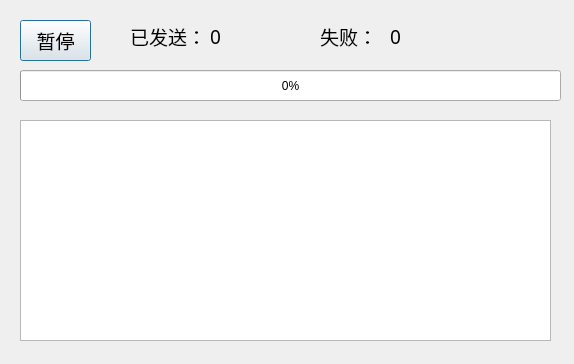
First picture: the form in ui_progress.ui, repository oliverhust/SendMail, before the edit.
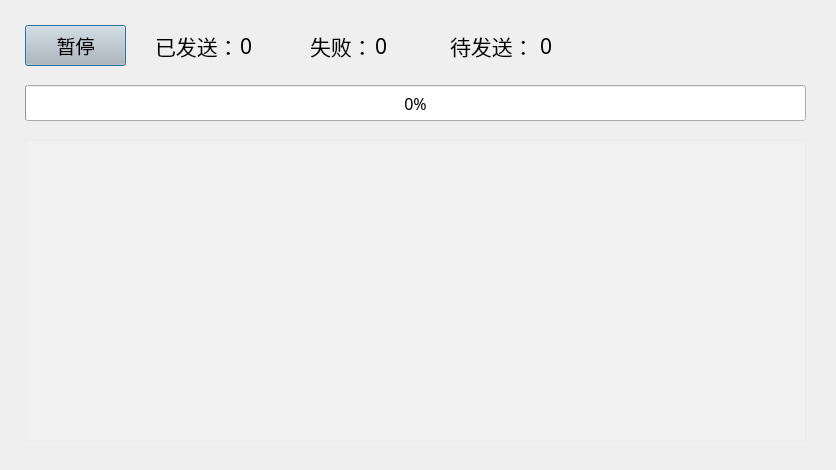
Second picture: the form after the edit. Icons and pictures are not drawn.

What changed in the file:
```diff
--- a/ui_progress.ui
+++ b/ui_progress.ui
@@ -6,19 +6,34 @@
    <rect>
     <x>0</x>
     <y>0</y>
-    <width>574</width>
-    <height>364</height>
+    <width>836</width>
+    <height>470</height>
    </rect>
   </property>
+  <property name="font">
+   <font>
+    <family>Arial</family>
+    <pointsize>10</pointsize>
+   </font>
+  </property>
   <property name="windowTitle">
    <string>发送进度</string>
   </property>
+  <property name="toolTip">
+   <string/>
+  </property>
+  <property name="styleSheet">
+   <string notr="true">#Dialog_Progress {
+	
+	border-image: url(:/background/pic/back/lan.jpg);
+}</string>
+  </property>
   <widget class="QPushButton" name="pushButton">
    <property name="geometry">
     <rect>
-     <x>20</x>
-     <y>20</y>
-     <width>71</width>
+     <x>25</x>
+     <y>25</y>
+     <width>101</width>
      <height>41</height>
     </rect>
    </property>
@@ -28,6 +43,13 @@
      <pointsize>14</pointsize>
     </font>
    </property>
+   <property name="toolTip">
+    <string>&lt;html&gt;&lt;head/&gt;&lt;body&gt;&lt;p&gt;&lt;span style=&quot; font-size:11pt;&quot;&gt;如果需要修改发送信息可以随时暂停，返回主界面修改后再次点击开始。已发送的邮件不会重复发送&lt;/span&gt;&lt;/p&gt;&lt;/body&gt;&lt;/html&gt;</string>
+   </property>
+   <property name="styleSheet">
+    <string notr="true">background-color: rgba(190, 190, 190, 120);
+</string>
+   </property>
    <property name="text">
     <string>暂停</string>
    </property>
@@ -35,12 +57,24 @@
   <widget class="QProgressBar" name="progressBar">
    <property name="geometry">
     <rect>
-     <x>20</x>
-     <y>70</y>
-     <width>541</width>
-     <height>31</height>
+     <x>25</x>
+     <y>85</y>
+     <width>781</width>
+     <height>36</height>
     </rect>
    </property>
+   <property name="font">
+    <font>
+     <family>Agency FB</family>
+     <pointsize>12</pointsize>
+    </font>
+   </property>
+   <property name="toolTip">
+    <string>&lt;html&gt;&lt;head/&gt;&lt;body&gt;&lt;p&gt;&lt;span style=&quot; font-size:11pt;&quot;&gt;如果需要修改发送信息可以随时暂停，返回主界面修改后再次点击开始。已发送的邮件不会重复发送&lt;/span&gt;&lt;/p&gt;&lt;/body&gt;&lt;/html&gt;</string>
+   </property>
+   <property name="styleSheet">
+    <string notr="true"/>
+   </property>
    <property name="value">
     <number>0</number>
    </property>
@@ -48,26 +82,51 @@
   <widget class="QTextEdit" name="textEdit">
    <property name="geometry">
     <rect>
-     <x>20</x>
-     <y>120</y>
-     <width>531</width>
-     <height>221</height>
+     <x>25</x>
+     <y>140</y>
+     <width>781</width>
+     <height>301</height>
     </rect>
    </property>
+   <property name="font">
+    <font>
+     <family>Malgun Gothic Semilight</family>
+     <pointsize>12</pointsize>
+    </font>
+   </property>
+   <property name="toolTip">
+    <string>&lt;html&gt;&lt;head/&gt;&lt;body&gt;&lt;p&gt;&lt;span style=&quot; font-size:11pt;&quot;&gt;如果需要修改发送信息可以随时暂停，返回主界面修改后再次点击开始。已发送的邮件不会重复发送&lt;/span&gt;&lt;/p&gt;&lt;/body&gt;&lt;/html&gt;</string>
+   </property>
+   <property name="styleSheet">
+    <string notr="true">background-color: rgba(255, 255, 255, 30);</string>
+   </property>
+   <property name="frameShadow">
+    <enum>QFrame::Sunken</enum>
+   </property>
+   <property name="html">
+    <string>&lt;!DOCTYPE HTML PUBLIC &quot;-//W3C//DTD HTML 4.0//EN&quot; &quot;http://www.w3.org/TR/REC-html40/strict.dtd&quot;&gt;
+&lt;html&gt;&lt;head&gt;&lt;meta name=&quot;qrichtext&quot; content=&quot;1&quot; /&gt;&lt;style type=&quot;text/css&quot;&gt;
+p, li { white-space: pre-wrap; }
+&lt;/style&gt;&lt;/head&gt;&lt;body style=&quot; font-family:'Malgun Gothic Semilight'; font-size:12pt; font-weight:400; font-style:normal;&quot;&gt;
+&lt;p style=&quot;-qt-paragraph-type:empty; margin-top:0px; margin-bottom:0px; margin-left:0px; margin-right:0px; -qt-block-indent:0; text-indent:0px;&quot;&gt;&lt;br /&gt;&lt;/p&gt;&lt;/body&gt;&lt;/html&gt;</string>
+   </property>
+   <property name="textInteractionFlags">
+    <set>Qt::TextSelectableByKeyboard|Qt::TextSelectableByMouse</set>
+   </property>
   </widget>
   <widget class="QLabel" name="label_5">
    <property name="geometry">
     <rect>
-     <x>130</x>
-     <y>20</y>
+     <x>155</x>
+     <y>30</y>
      <width>81</width>
      <height>32</height>
     </rect>
    </property>
    <property name="font">
     <font>
-     <family>Malgun Gothic Semilight</family>
-     <pointsize>14</pointsize>
+     <family>Microsoft YaHei UI Light</family>
+     <pointsize>16</pointsize>
     </font>
    </property>
    <property name="text">
@@ -77,16 +136,16 @@
   <widget class="QLabel" name="label_6">
    <property name="geometry">
     <rect>
-     <x>320</x>
-     <y>20</y>
-     <width>81</width>
+     <x>310</x>
+     <y>30</y>
+     <width>66</width>
      <height>32</height>
     </rect>
    </property>
    <property name="font">
     <font>
-     <family>Malgun Gothic Semilight</family>
-     <pointsize>14</pointsize>
+     <family>Microsoft YaHei UI Light</family>
+     <pointsize>16</pointsize>
     </font>
    </property>
    <property name="text">
@@ -96,16 +155,16 @@
   <widget class="QLabel" name="label_has_sent">
    <property name="geometry">
     <rect>
-     <x>210</x>
-     <y>20</y>
-     <width>81</width>
+     <x>240</x>
+     <y>30</y>
+     <width>66</width>
      <height>32</height>
     </rect>
    </property>
    <property name="font">
     <font>
-     <family>Malgun Gothic Semilight</family>
-     <pointsize>14</pointsize>
+     <family>Microsoft YaHei UI Light</family>
+     <pointsize>16</pointsize>
     </font>
    </property>
    <property name="text">
@@ -115,22 +174,60 @@
   <widget class="QLabel" name="label_failed_sent">
    <property name="geometry">
     <rect>
-     <x>390</x>
-     <y>20</y>
+     <x>375</x>
+     <y>30</y>
+     <width>66</width>
+     <height>32</height>
+    </rect>
+   </property>
+   <property name="font">
+    <font>
+     <family>Microsoft YaHei UI Light</family>
+     <pointsize>16</pointsize>
+    </font>
+   </property>
+   <property name="text">
+    <string>0</string>
+   </property>
+  </widget>
+  <widget class="QLabel" name="label_not_sent">
+   <property name="geometry">
+    <rect>
+     <x>540</x>
+     <y>30</y>
      <width>81</width>
      <height>32</height>
     </rect>
    </property>
    <property name="font">
     <font>
-     <family>Malgun Gothic Semilight</family>
-     <pointsize>14</pointsize>
+     <family>Microsoft YaHei UI Light</family>
+     <pointsize>16</pointsize>
     </font>
    </property>
    <property name="text">
     <string>0</string>
    </property>
   </widget>
+  <widget class="QLabel" name="label_7">
+   <property name="geometry">
+    <rect>
+     <x>450</x>
+     <y>30</y>
+     <width>81</width>
+     <height>32</height>
+    </rect>
+   </property>
+   <property name="font">
+    <font>
+     <family>Microsoft YaHei UI Light</family>
+     <pointsize>16</pointsize>
+    </font>
+   </property>
+   <property name="text">
+    <string>待发送：</string>
+   </property>
+  </widget>
  </widget>
  <resources/>
  <connections/>
```
Left out of the diff: 21 changed lines with no effect on the pictures.
